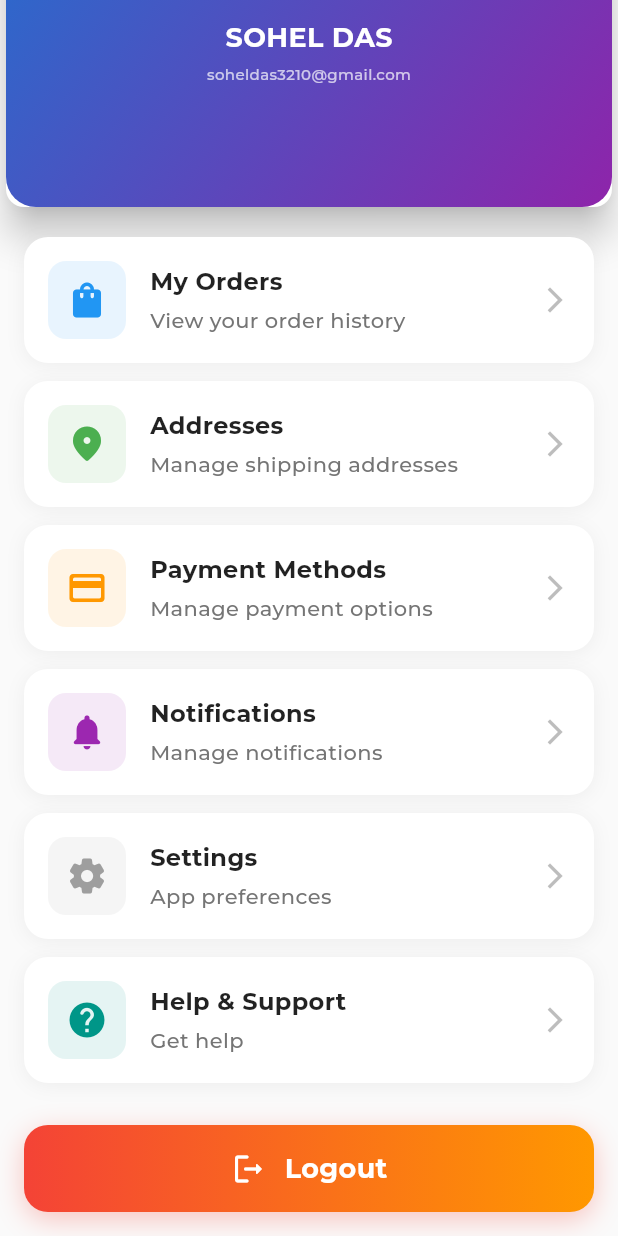
After one commit to devsoheldas/Smart-Pharmacy, a Flutter app: the ProfileScreen screen opened directly, scrolled down 166 dp, after a tap on "Logout", on a phone screen of 412 x 824 dp. The commit adds this screen. Run offline on Flutter 3.47's test engine with Material 3 defaults, Android fonts, the phone set to English and light mode, and no system bars; our stand-ins replace flutter_screenutil, flutter_svg, fluttertoast, shared_preferences; accounts and stored records are empty; project files that could hold a hidden picture were left out.

Commit message:
profile screen updated

```diff
--- a/lib/core/constants/app_colors.dart
+++ b/lib/core/constants/app_colors.dart
@@ -25,7 +25,7 @@ class AppColors {
   static const Color greyDark = Color(0xFF575757);
   static const Color greyMedium = Color(0xFF676767);
   static const Color transparent = Color(0x00000000);
-  static const Color redColor = Colors.red;
+  static const Color redColor = Color(0xFFEF5A57);
   static const Color selectedTabColor = Color(0xFFFFF3EB);
   static const Color cherryColor = Color(0xFFEF5A57);
   static const Color greenColor = Color(0xFF06A366);
--- /dev/null
+++ b/lib/feature/auth/profile_screen.dart
@@ -0,0 +1,252 @@
+import 'package:flutter/cupertino.dart';
+import 'package:flutter/material.dart';
+
+
+class ProfileScreen extends StatelessWidget {
+  const ProfileScreen({super.key});
+
+  BuildContext? get context => null;
+
+  @override
+  Widget build(BuildContext context) {
+    return Scaffold(
+      backgroundColor: Colors.grey[50],
+      body: SafeArea(
+        child: SingleChildScrollView(
+          child: Column(
+            children: [
+              // Profile Header
+              Card(
+                elevation: 10,
+                child: Container(
+                  height: 300,
+                  width: 500,
+                  padding: const EdgeInsets.all(24),
+                  decoration: BoxDecoration(
+                    borderRadius: BorderRadius.circular(20),
+                    gradient: LinearGradient(
+                      colors: [Colors.blue[700]!, Colors.purple[600]!],
+                      begin: Alignment.topLeft,
+                      end: Alignment.bottomRight,
+                    ),
+                  ),
+                  child: Column(
+                    children: [
+                      const SizedBox(height: 20),
+                      Container(
+                        padding: const EdgeInsets.all(4),
+                        decoration: BoxDecoration(
+                          shape: BoxShape.circle,
+                          border: Border.all(color: Colors.white, width: 3),
+                        ),
+                        child: CircleAvatar(
+                          radius: 50,
+                          backgroundColor: Colors.white,
+                          child: ClipOval(
+                            child: Image.asset(
+                              'assets/images/profile_pic.png',
+                              width: 100,
+                              height: 100,
+                              fit: BoxFit.cover,
+                              errorBuilder: (context, error, stackTrace) {
+                                // Fallback if image fails to load
+                                return Icon(
+                                  Icons.person,
+                                  size: 60,
+                                  color: Colors.blue[700],
+                                );
+                              },
+                            ),
+                          ),
+                        ),
+                      ),
+                      const SizedBox(height: 16),
+                      const Text(
+                        'SOHEL DAS',
+                        style: TextStyle(
+                          color: Colors.white,
+                          fontSize: 18,
+                          fontWeight: FontWeight.bold,
+                        ),
+                      ),
+                      const SizedBox(height: 4),
+                      const Text(
+                        'soheldas3210@gmail.com',
+                        style: TextStyle(
+                          color: Colors.white70,
+                          fontSize: 10,
+                        ),
+                      ),
+                    ],
+                  ),
+                ),
+              ),
+
+              // Profile Options
+              Padding(
+                padding: const EdgeInsets.all(16),
+                child: Column(
+                  children: [
+                    _buildProfileOption(
+                      icon: Icons.shopping_bag_rounded,
+                      title: 'My Orders',
+                      subtitle: 'View your order history',
+                      color: Colors.blue,
+                    ),
+                    _buildProfileOption(
+                      icon: Icons.location_on_rounded,
+                      title: 'Addresses',
+                      subtitle: 'Manage shipping addresses',
+                      color: Colors.green,
+                    ),
+                    _buildProfileOption(
+                      icon: Icons.payment_rounded,
+                      title: 'Payment Methods',
+                      subtitle: 'Manage payment options',
+                      color: Colors.orange,
+                    ),
+                    _buildProfileOption(
+                      icon: Icons.notifications_rounded,
+                      title: 'Notifications',
+                      subtitle: 'Manage notifications',
+                      color: Colors.purple,
+                    ),
+                    _buildProfileOption(
+                      icon: Icons.settings_rounded,
+                      title: 'Settings',
+                      subtitle: 'App preferences',
+                      color: Colors.grey,
+                    ),
+                    _buildProfileOption(
+                      icon: Icons.help_rounded,
+                      title: 'Help & Support',
+                      subtitle: 'Get help',
+                      color: Colors.teal,
+                    ),
+                    const SizedBox(height: 16),
+                    _buildLogoutButton(),
+                  ],
+                ),
+              ),
+            ],
+          ),
+        ),
+      ),
+    );
+  }
+
+  Widget _buildProfileOption({
+    required IconData icon,
+    required String title,
+    required String subtitle,
+    required Color color,
+  }) {
+    return Container(
+      margin: const EdgeInsets.only(bottom: 12),
+      decoration: BoxDecoration(
+        color: Colors.white,
+        borderRadius: BorderRadius.circular(16),
+        boxShadow: [
+          BoxShadow(
+            color: Colors.black.withOpacity(0.05),
+            blurRadius: 10,
+            offset: const Offset(0, 2),
+          ),
+        ],
+      ),
+      child: Material(
+        color: Colors.transparent,
+        child: InkWell(
+          borderRadius: BorderRadius.circular(16),
+          onTap: () {},
+          child: Padding(
+            padding: const EdgeInsets.all(16),
+            child: Row(
+              children: [
+                Container(
+                  padding: const EdgeInsets.all(12),
+                  decoration: BoxDecoration(
+                    color: color.withOpacity(0.1),
+                    borderRadius: BorderRadius.circular(12),
+                  ),
+                  child: Icon(icon, color: color, size: 28),
+                ),
+                const SizedBox(width: 16),
+                Expanded(
+                  child: Column(
+                    crossAxisAlignment: CrossAxisAlignment.start,
+                    children: [
+                      Text(
+                        title,
+                        style: const TextStyle(
+                          fontSize: 16,
+                          fontWeight: FontWeight.bold,
+                          color: Colors.black87,
+                        ),
+                      ),
+                      const SizedBox(height: 4),
+                      Text(
+                        subtitle,
+                        style: TextStyle(
+                          fontSize: 14,
+                          color: Colors.grey[600],
+                        ),
+                      ),
+                    ],
+                  ),
+                ),
+                Icon(Icons.arrow_forward_ios, color: Colors.grey[400], size: 20),
+              ],
+            ),
+          ),
+        ),
+      ),
+    );
+  }
+
+  Widget _buildLogoutButton() {
+    return Container(
+      width: double.infinity,
+      decoration: BoxDecoration(
+        gradient: const LinearGradient(
+          colors: [Colors.red, Colors.orange],
+        ),
+        borderRadius: BorderRadius.circular(16),
+        boxShadow: [
+          BoxShadow(
+            color: Colors.red.withOpacity(0.3),
+            blurRadius: 15,
+            offset: const Offset(0, 5),
+          ),
+        ],
+      ),
+      child: Material(
+        color: Colors.transparent,
+        child: InkWell(
+          borderRadius: BorderRadius.circular(16),
+          onTap: () {
+          },
+          child: const Padding(
+            padding: EdgeInsets.symmetric(vertical: 16),
+            child: Row(
+              mainAxisAlignment: MainAxisAlignment.center,
+              children: [
+                Icon(Icons.logout_rounded, color: Colors.white),
+                SizedBox(width: 12),
+                Text(
+                  'Logout',
+                  style: TextStyle(
+                    color: Colors.white,
+                    fontSize: 18,
+                    fontWeight: FontWeight.bold,
+                  ),
+                ),
+              ],
+            ),
+          ),
+        ),
+      ),
+    );
+  }
+
+}
--- a/lib/feature/auth/register_screen.dart
+++ b/lib/feature/auth/register_screen.dart
@@ -1,11 +1,12 @@
+import 'package:e_pharma/core/constants/app_colors.dart';
 import 'package:flutter/material.dart';
 import 'package:flutter/services.dart';
 // TODO: Import login screen
 // import 'package:api_integration/screens/login_screen.dart';
 
-void main (){
-  runApp(const RegisterScreen());
-}
+// void main (){
+//   runApp(const RegisterScreen());
+// }
 
 
 class RegisterScreen extends StatefulWidget {
@@ -87,7 +88,7 @@ class _RegisterScreenState extends State<RegisterScreen> with SingleTickerProvid
       ScaffoldMessenger.of(context).showSnackBar(
         SnackBar(
           content: const Text('Please accept terms and conditions'),
-          backgroundColor: Colors.red[700],
+          backgroundColor: AppColors.redColor,
           behavior: SnackBarBehavior.floating,
           shape: RoundedRectangleBorder(
             borderRadius: BorderRadius.circular(10),
@@ -115,7 +116,7 @@ class _RegisterScreenState extends State<RegisterScreen> with SingleTickerProvid
           SnackBar(
             content: const Row(
               children: [
-                Icon(Icons.check_circle, color: Colors.white),
+                Icon(Icons.check_circle, color: AppColors.whiteColor),
                 SizedBox(width: 12),
                 Text('Registration successful!'),
               ],
```
